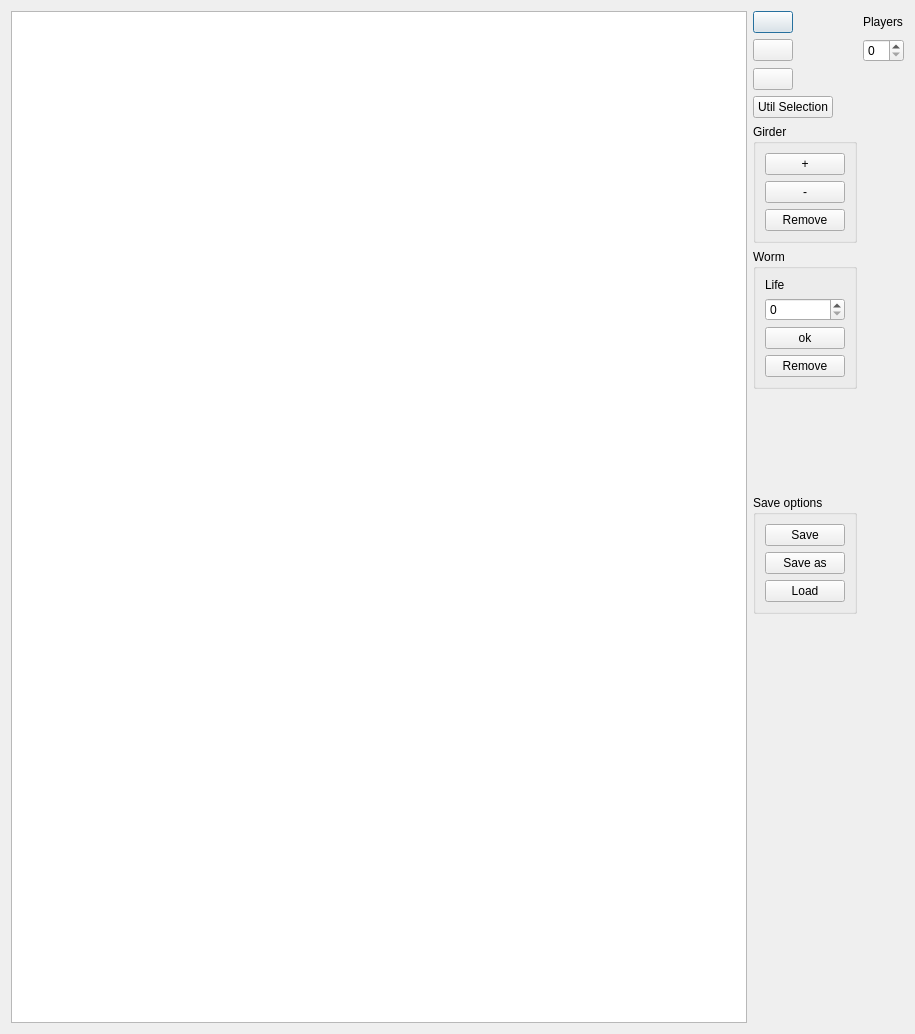
Above: Editor/editorpantalla.ui from fedefunes96/worms before the change. Below: the same form after it.
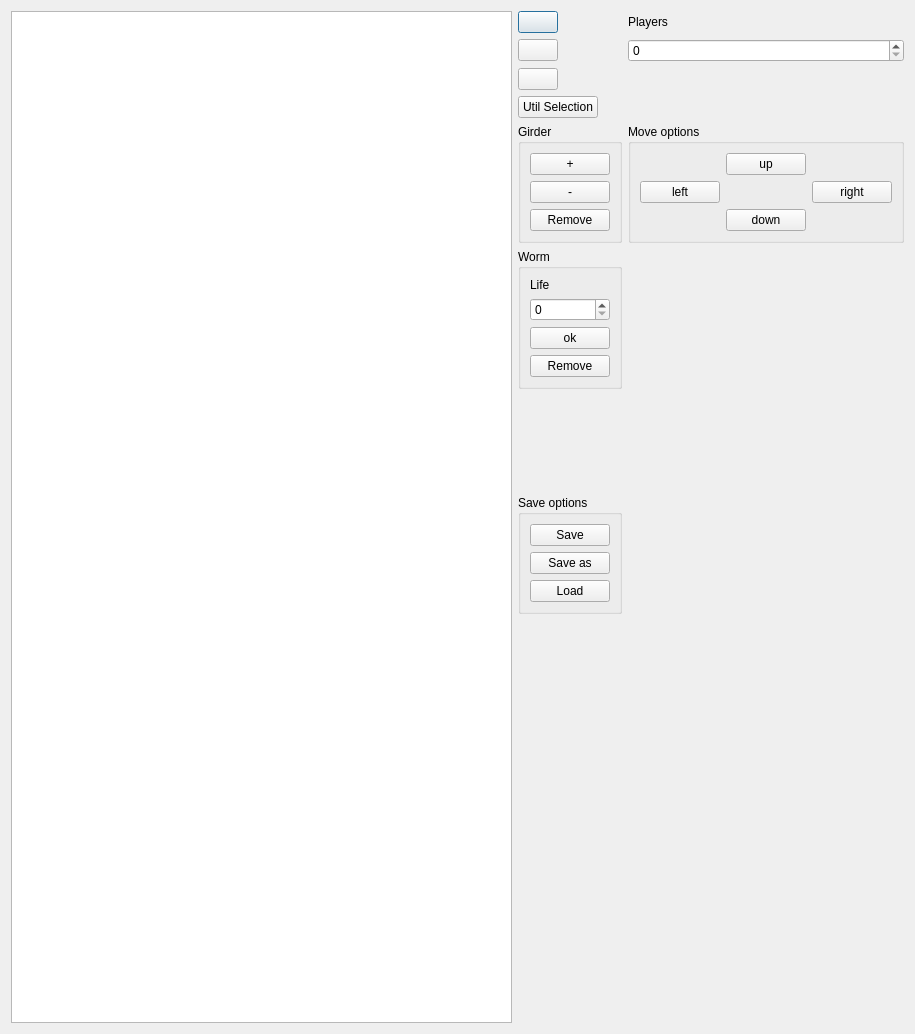
That is the form after the change. Icons and pictures are not drawn.

Patch:
```diff
--- a/Editor/editorpantalla.ui
+++ b/Editor/editorpantalla.ui
@@ -292,6 +292,50 @@
          </layout>
         </widget>
        </item>
+       <item row="4" column="1">
+        <widget class="QGroupBox" name="moveOpt">
+         <property name="title">
+          <string>Move options</string>
+         </property>
+         <layout class="QGridLayout" name="gridLayout">
+          <item row="2" column="1">
+           <widget class="QPushButton" name="down">
+            <property name="text">
+             <string>down</string>
+            </property>
+           </widget>
+          </item>
+          <item row="1" column="1">
+           <widget class="QLabel" name="label_3">
+            <property name="text">
+             <string/>
+            </property>
+           </widget>
+          </item>
+          <item row="0" column="1">
+           <widget class="QPushButton" name="up">
+            <property name="text">
+             <string>up</string>
+            </property>
+           </widget>
+          </item>
+          <item row="1" column="0">
+           <widget class="QPushButton" name="left">
+            <property name="text">
+             <string>left</string>
+            </property>
+           </widget>
+          </item>
+          <item row="1" column="2">
+           <widget class="QPushButton" name="right">
+            <property name="text">
+             <string>right</string>
+            </property>
+           </widget>
+          </item>
+         </layout>
+        </widget>
+       </item>
       </layout>
      </item>
     </layout>
```
